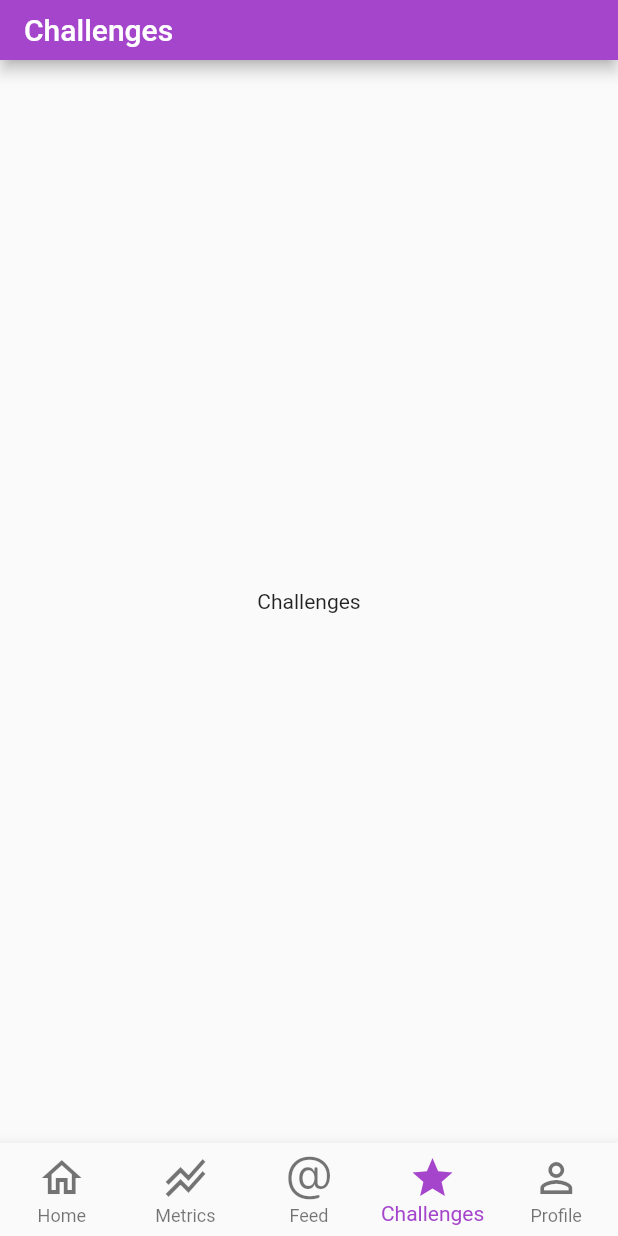
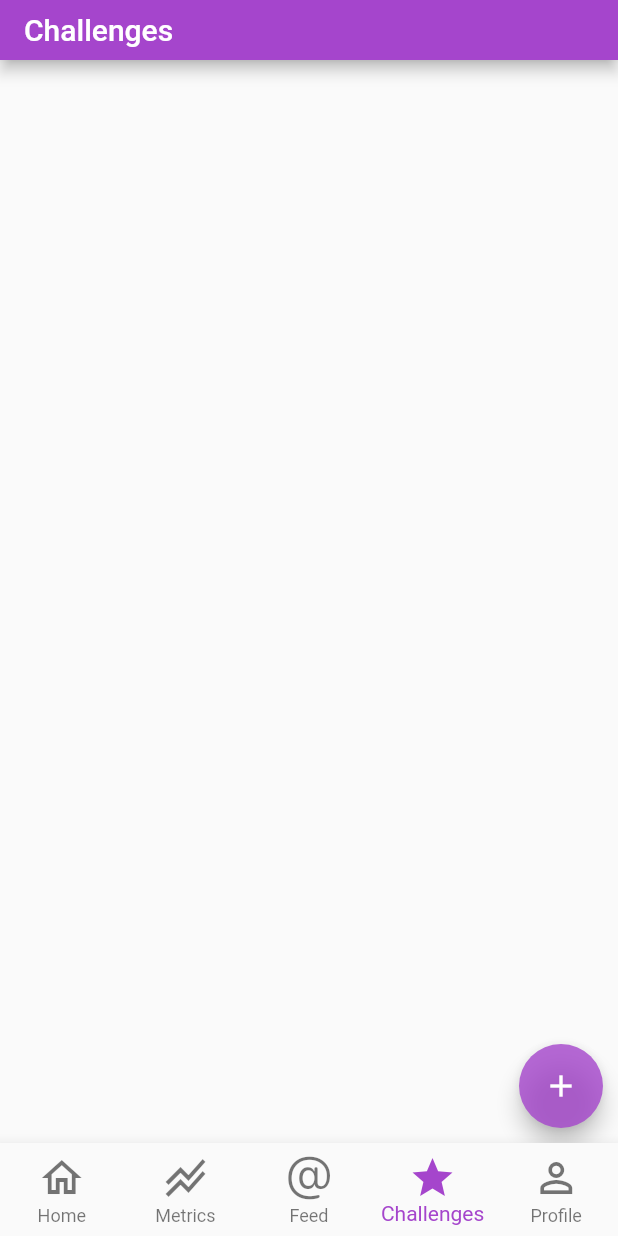
Before and after one commit to bakhtw1/Trifit, a Flutter app: the screen it shows after launch, item 4 of the bottom bar chosen, on a phone screen of 412 x 824 dp. Run offline on Flutter 3.47's test engine with Material 2 defaults, Android fonts, the phone set to English and light mode, and no system bars.

Commit message:
Added button to add a challenge, and function to create challenge card

```diff
--- a/lib/Screens/challenges.dart
+++ b/lib/Screens/challenges.dart
@@ -1,4 +1,5 @@
 import 'package:flutter/material.dart';
+import '../assets/Styles.dart';
 
 class Challenges extends StatefulWidget {
   const Challenges({Key? key}) : super(key: key);
@@ -11,13 +12,25 @@ class _ChallengesState extends State<Challenges> {
 
   @override
   Widget build(BuildContext context) {
-    return Center(
-        child: Column(
-          mainAxisAlignment: MainAxisAlignment.center,
-          children: <Widget>[
-            Text(widget.pageTitle),
-          ],
+    return Stack(
+      children: <Widget>[
+        Positioned(
+          bottom: 10,
+          right: 10,
+          child: FloatingActionButton(
+            backgroundColor: trifitColor[700],
+            onPressed: () {},
+            tooltip: 'Add challenge',
+            child: const Icon(Icons.add),
+          ),
         ),
-      );
+      ],
+    );
   }
+
+  Container challengeCard(challengeText) => Container(
+    child: Card(
+      child: Text(challengeText),
+    ),
+  );
 }
```
